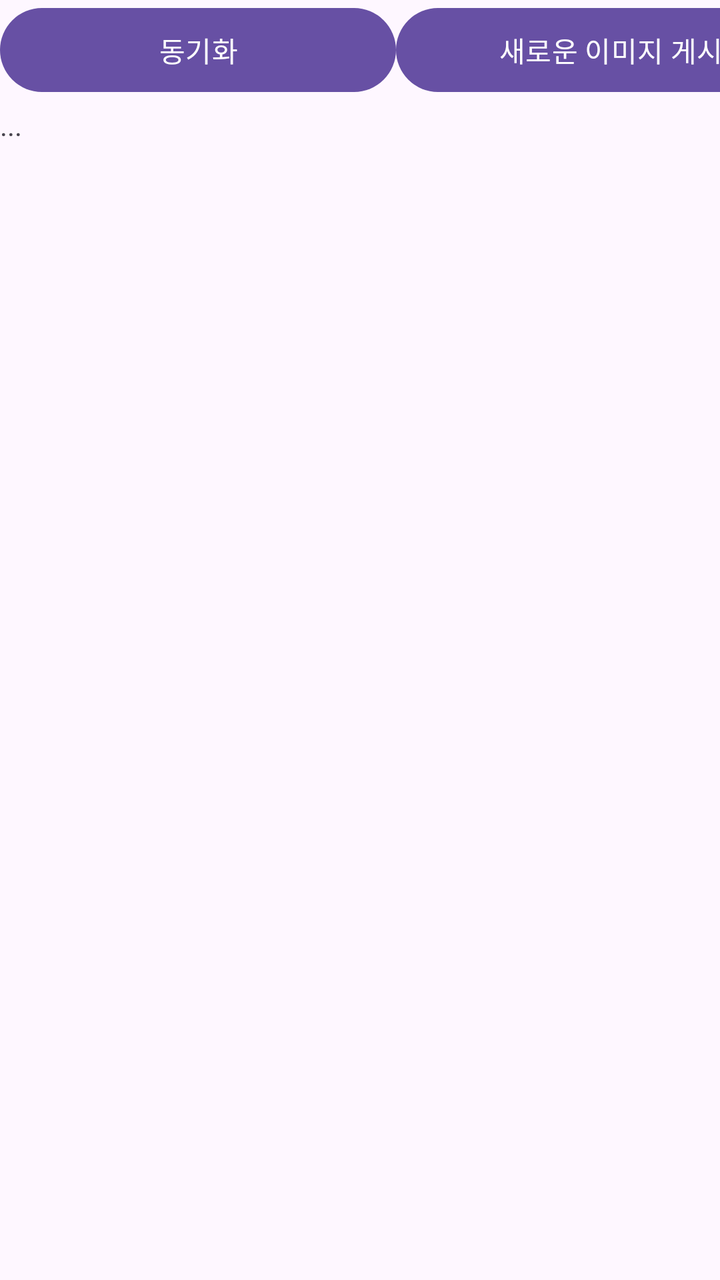
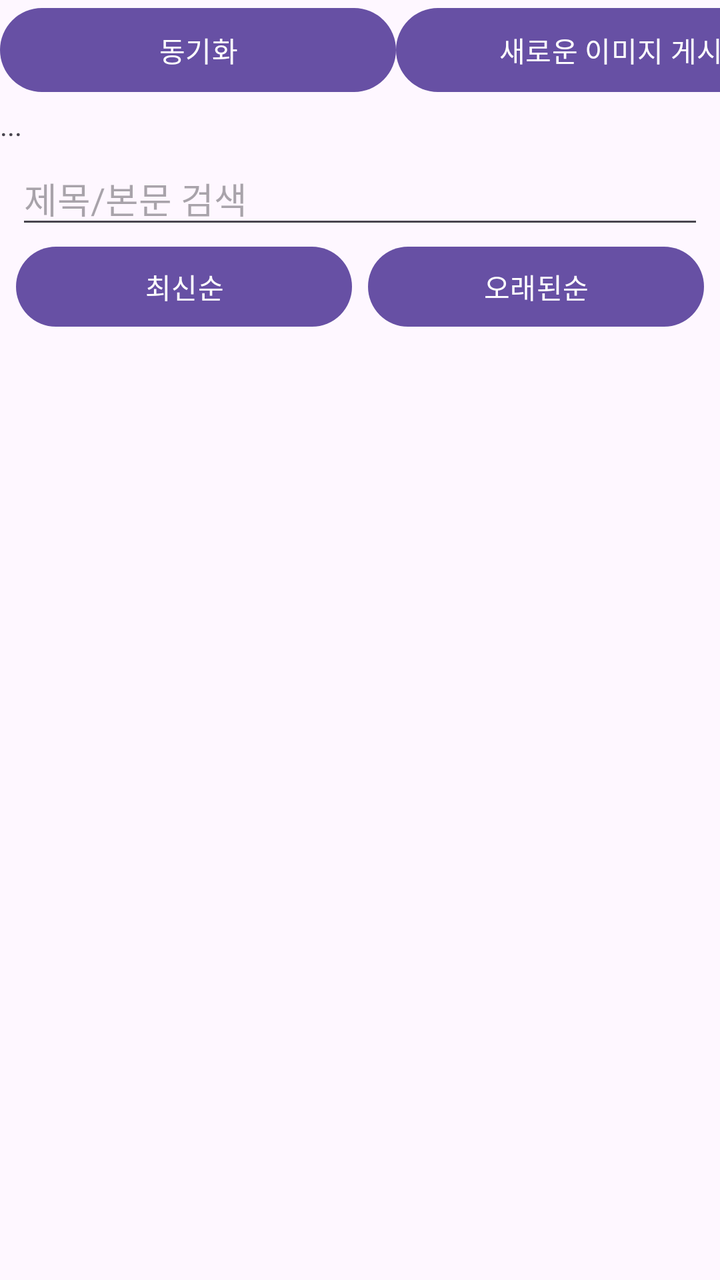

Compare the two renders of this Android layout. The source of the first and the diff that turns it into the second are given below.
<!-- AndroidManifest.xml: application theme Theme.PhotoViewer -->
<!-- res/layout/activity_main.xml -->
<?xml version="1.0" encoding="utf-8"?>
<LinearLayout xmlns:android="http://schemas.android.com/apk/res/android"
    xmlns:app="http://schemas.android.com/apk/res-auto"
    xmlns:tools="http://schemas.android.com/tools"
    android:id="@+id/main"
    android:layout_width="match_parent"
    android:layout_height="match_parent"
    android:orientation="vertical"
    tools:context=".MainActivity">

    <LinearLayout
        android:layout_width="match_parent"
        android:layout_height="53dp"
        android:orientation="horizontal">

        <Button
            android:id="@+id/btn_load"
            android:layout_width="198dp"
            android:layout_height="50dp"
            android:onClick="onClickDownload"
            android:text="동기화" />

        <Button
            android:id="@+id/btn_save"
            android:layout_width="215dp"
            android:layout_height="50dp"
            android:onClick="onClickUpload"
            android:text="새로운 이미지 게시" />
    </LinearLayout>

    <TextView
        android:id="@+id/textView"
        android:layout_width="match_parent"
        android:layout_height="wrap_content"
        android:text="..." />

    <androidx.recyclerview.widget.RecyclerView
        android:id="@+id/recyclerView"
        android:layout_width="match_parent"
        android:layout_height="wrap_content"
        android:layout_margin="16dp"
        android:orientation="vertical" />

</LinearLayout>
<!-- resources referenced by this layout -->
<resources>
  <style name="Theme.PhotoViewer" parent="Base.Theme.PhotoViewer" />
  <style name="Base.Theme.PhotoViewer" parent="Theme.Material3.DayNight.NoActionBar">
          
          
      </style>
</resources>

<!-- the commit's change to res/layout/activity_main.xml (unified diff, before → after) -->
@@ -34,6 +34,40 @@
         android:layout_height="wrap_content"
         android:text="..." />
 
+    <EditText
+        android:id="@+id/searchInput"
+        android:layout_width="match_parent"
+        android:layout_height="wrap_content"
+        android:layout_marginStart="8dp"
+        android:layout_marginTop="4dp"
+        android:layout_marginEnd="8dp"
+        android:hint="제목/본문 검색"
+        android:inputType="text"
+        android:maxLines="1" />
+
+    <LinearLayout
+        android:layout_width="match_parent"
+        android:layout_height="wrap_content"
+        android:layout_marginStart="8dp"
+        android:layout_marginEnd="8dp"
+        android:orientation="horizontal">
+
+        <Button
+            android:id="@+id/btnSortNewest"
+            android:layout_width="0dp"
+            android:layout_height="wrap_content"
+            android:layout_weight="1"
+            android:text="최신순" />
+
+        <Button
+            android:id="@+id/btnSortOldest"
+            android:layout_width="0dp"
+            android:layout_height="wrap_content"
+            android:layout_marginStart="8dp"
+            android:layout_weight="1"
+            android:text="오래된순" />
+    </LinearLayout>
+
     <androidx.recyclerview.widget.RecyclerView
         android:id="@+id/recyclerView"
         android:layout_width="match_parent"
